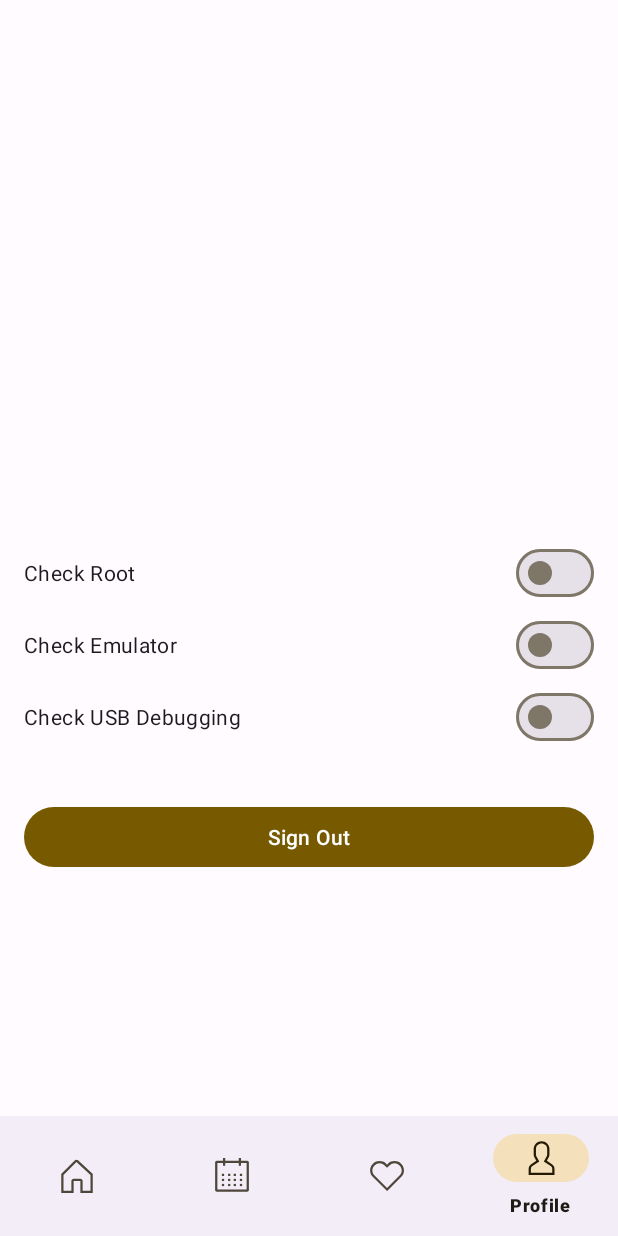
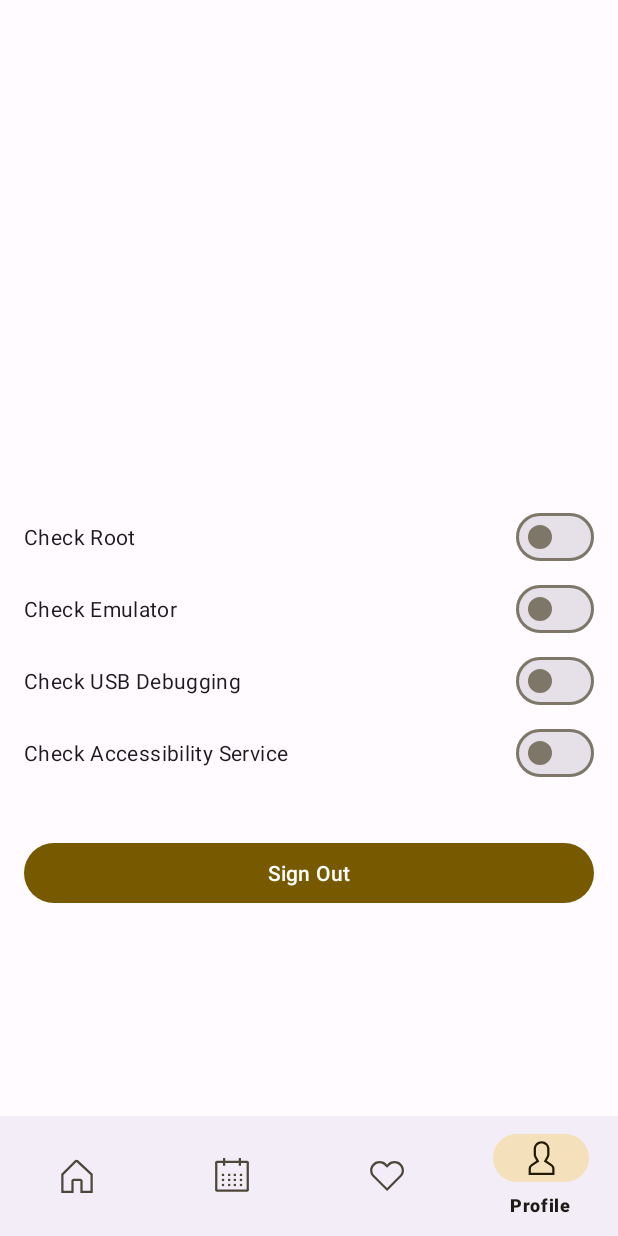
Before and after one commit to nadhifm/MealRecipeApp, an Android app: the ProfileFragment screen opened through its navigation route, on a phone screen of 412 x 824 dp. Run offline under Robolectric (Android 15) with nearby library versions, the light colour scheme and no system bars; our stand-ins replace navigation-ui; pictures from the network do not load; 15 statements that could not run were skipped.

Commit message:
Add Accessibility Service Check

```diff
--- a/app/src/main/java/com/example/mealrecipeapp/ui/profile/ProfileFragment.kt
+++ b/app/src/main/java/com/example/mealrecipeapp/ui/profile/ProfileFragment.kt
@@ -6,7 +6,6 @@ import android.view.View
 import android.view.ViewGroup
 import androidx.fragment.app.Fragment
 import androidx.lifecycle.ViewModelProvider
-import androidx.navigation.fragment.NavHostFragment
 import androidx.navigation.fragment.findNavController
 import com.bumptech.glide.Glide
 import com.example.mealrecipeapp.MealRecipeApp
@@ -59,6 +58,11 @@ class ProfileFragment : Fragment() {
         binding.usbDebugSwitch.setOnCheckedChangeListener { _, isChecked ->
             profileViewModel.setCheckUSBDebugSetting(isChecked)
         }
+
+        binding.accessibilitySwitch.isChecked = profileViewModel.getCheckAccessibilitySetting()
+        binding.accessibilitySwitch.setOnCheckedChangeListener { _, isChecked ->
+            profileViewModel.setCheckAccessibilitySetting(isChecked)
+        }
     }
 
 
--- a/app/src/main/java/com/example/mealrecipeapp/ui/profile/ProfileViewModel.kt
+++ b/app/src/main/java/com/example/mealrecipeapp/ui/profile/ProfileViewModel.kt
@@ -27,6 +27,12 @@ class ProfileViewModel(private val appRepository: AppRepository) : ViewModel() {
         appRepository.setCheckUSBDebugSetting(isChecked)
     }
 
+    fun getCheckAccessibilitySetting(): Boolean = appRepository.getCheckAccessibilitySetting()
+
+    fun setCheckAccessibilitySetting(isChecked: Boolean) {
+        appRepository.setCheckAccessibilitySetting(isChecked)
+    }
+
     fun signOut() {
         viewModelScope.launch {
             appRepository.deleteUser()
--- a/app/src/main/res/layout/fragment_profile.xml
+++ b/app/src/main/res/layout/fragment_profile.xml
@@ -54,6 +54,12 @@
         android:layout_height="wrap_content"
         android:text="@string/check_usb_debugging"/>
 
+    <com.google.android.material.materialswitch.MaterialSwitch
+        android:id="@+id/accessibilitySwitch"
+        android:layout_width="match_parent"
+        android:layout_height="wrap_content"
+        android:text="@string/check_accessibility_service"/>
+
     <Button
         android:id="@+id/signOutButton"
         android:layout_width="match_parent"
--- a/app/src/main/res/values/strings.xml
+++ b/app/src/main/res/values/strings.xml
@@ -32,4 +32,5 @@
     <string name="check_root">Check Root</string>
     <string name="check_emulator">Check Emulator</string>
     <string name="check_usb_debugging">Check USB Debugging</string>
+    <string name="check_accessibility_service">Check Accessibility Service</string>
 </resources>
```
Also changed, not shown: app/src/main/java/com/example/mealrecipeapp/data/repository/AppRepository.kt (+22 -0 lines), app/src/main/java/com/example/mealrecipeapp/ui/splash/SplashFragment.kt (+11 -9 lines), app/src/main/java/com/example/mealrecipeapp/ui/splash/SplashViewModel.kt (+8 -0 lines).
